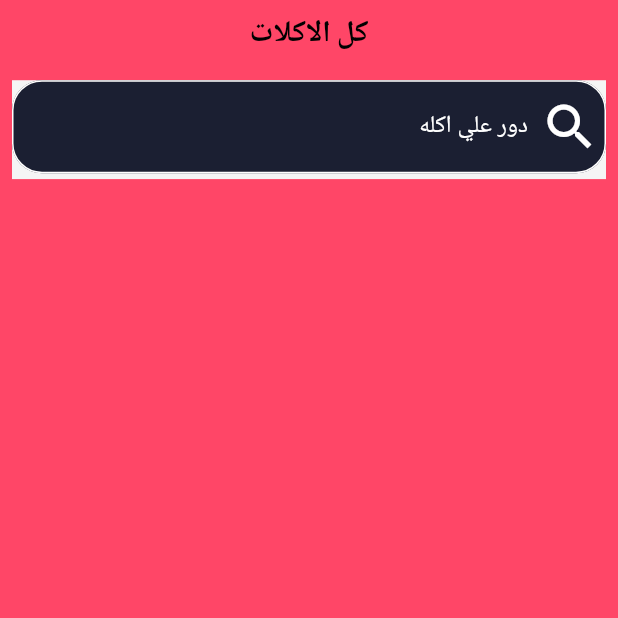
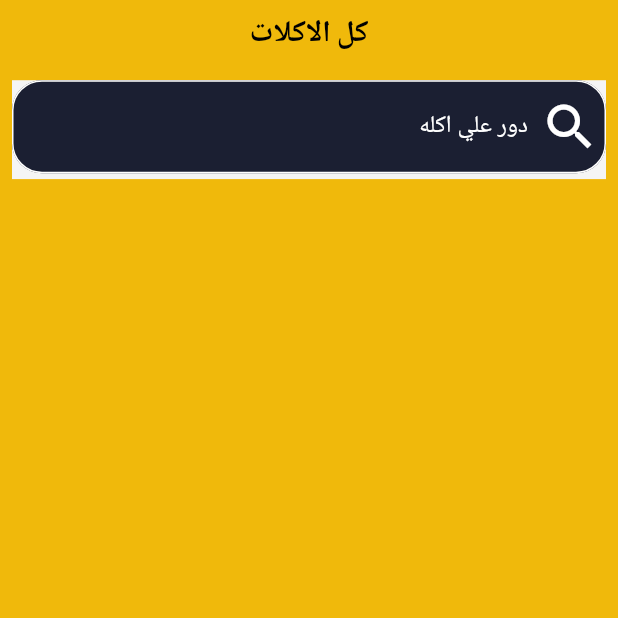
Before and after one commit to mahmoudmostafah-dev/ZreboMobile, a Flutter app: the ItemTypeScreen screen opened by its route, on a phone screen of 412 x 824 dp, the top half of it. Run offline on Flutter 3.47's test engine with Material 3 defaults, Android fonts, the phone set to English and light mode, and no system bars; our stand-ins replace cached_network_image, carousel_slider, device_preview, dio, equatable, flutter_svg and 5 more; missing offline and left inert: flutter_facebook_auth; accounts and stored records are empty; network calls fail; statements that could not run were skipped.

```diff
--- a/lib/shared/styles/colors.dart
+++ b/lib/shared/styles/colors.dart
@@ -11,7 +11,7 @@ class SharedColor {
 
   static Color getLogoColorFive = const Color(0xff1B1F32);
 
-  static Color primaryDark = const Color(0xFFff4667);
+  static Color primaryDark = const Color(0xffF0B90B);
   static Color darkGreyClr = const Color.fromARGB(255, 68, 64, 64);
   static Color darkSettings = const Color(0xff6132e4);
   static Color accountSettings = const Color(0xff73bc65);
--- a/lib/shared/styles/theme.dart
+++ b/lib/shared/styles/theme.dart
@@ -48,8 +48,8 @@ class ThemesApp {
     appBarTheme: AppBarTheme(
       titleSpacing: 20,
       backgroundColor: SharedColor.darkGreyClr,
-      iconTheme: const IconThemeData(
-        color: Colors.white,
+      iconTheme: IconThemeData(
+        color: SharedColor.primaryDark,
       ),
     ),
     bottomAppBarTheme: BottomAppBarTheme(
```
